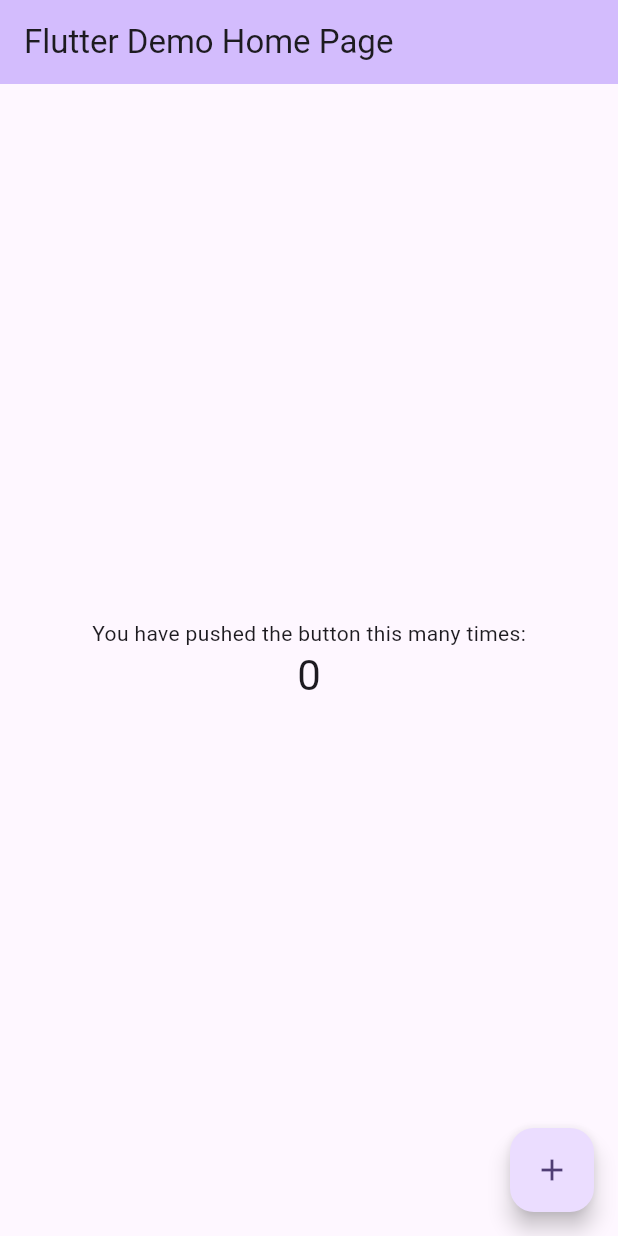
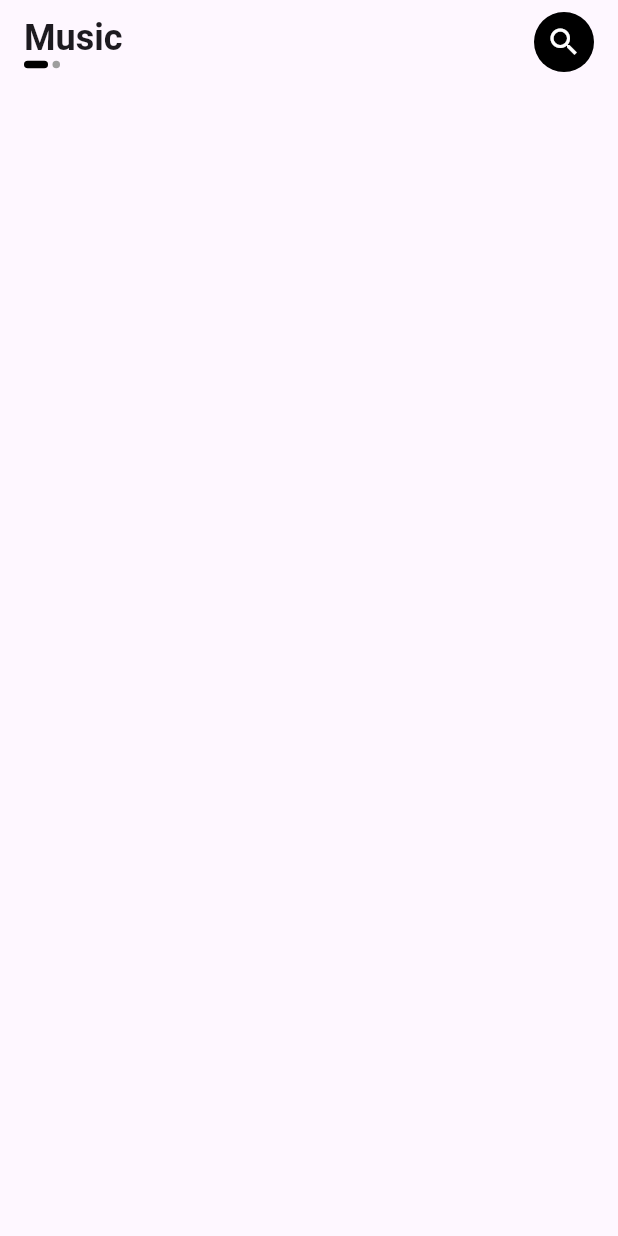
Before and after one commit to kiwikid1543-alt/flutter_practice_1, a Flutter app: the screen it shows after launch, on a phone screen of 412 x 824 dp. Run offline on Flutter 3.47's test engine with Material 3 defaults, Android fonts, the phone set to English and light mode, and no system bars.

Commit message:
feat: 앱바 구현

```diff
--- a/lib/main.dart
+++ b/lib/main.dart
@@ -1,122 +1,102 @@
 import 'package:flutter/material.dart';
 
 void main() {
-  runApp(const MyApp());
+  runApp(MyApp());
 }
 
 class MyApp extends StatelessWidget {
-  const MyApp({super.key});
-
-  // This widget is the root of your application.
   @override
   Widget build(BuildContext context) {
-    return MaterialApp(
-      title: 'Flutter Demo',
-      theme: ThemeData(
-        // This is the theme of your application.
-        //
-        // TRY THIS: Try running your application with "flutter run". You'll see
-        // the application has a purple toolbar. Then, without quitting the app,
-        // try changing the seedColor in the colorScheme below to Colors.green
-        // and then invoke "hot reload" (save your changes or press the "hot
-        // reload" button in a Flutter-supported IDE, or press "r" if you used
-        // the command line to start the app).
-        //
-        // Notice that the counter didn't reset back to zero; the application
-        // state is not lost during the reload. To reset the state, use hot
-        // restart instead.
-        //
-        // This works for code too, not just values: Most code changes can be
-        // tested with just a hot reload.
-        colorScheme: .fromSeed(seedColor: Colors.deepPurple),
-      ),
-      home: const MyHomePage(title: 'Flutter Demo Home Page'),
-    );
+    return MaterialApp(home: HomePage());
   }
 }
 
-class MyHomePage extends StatefulWidget {
-  const MyHomePage({super.key, required this.title});
+///- ListView
+///SingleChildScrollView => 자녀 위젯이 많으면 사용 X
+///    - ClipRRect : 자녀위젯 그냥 잘라줌
+///        - Image
+///    - Row (제목행 이라고 부르자!)(TODO 간격 구현하면서 고민!)
+///        - Text
+///        - Text
+///
+///    - Row
+///        - Column (큰앨법 이라고 부르자!)
+///            - ClipRRect
+///                - Image
+///            - Text
+///            - Text
+///        - 큰앨범
+///        - 큰앨범
+///    - 제목행
+///    - Row (작은앨범 이라고 부르자!)
+///        - ClipRRect
+///            - Image
+///        - Column
+///            - Text
+///            - Text
+///        - Icon
+///    - 작은앨범
+///    - 작은앨범
 
-  // This widget is the home page of your application. It is stateful, meaning
-  // that it has a State object (defined below) that contains fields that affect
-  // how it looks.
-
-  // This class is the configuration for the state. It holds the values (in this
-  // case the title) provided by the parent (in this case the App widget) and
-  // used by the build method of the State. Fields in a Widget subclass are
-  // always marked "final".
-
-  final String title;
-
-  @override
-  State<MyHomePage> createState() => _MyHomePageState();
-}
-
-class _MyHomePageState extends State<MyHomePage> {
-  int _counter = 0;
-
-  void _incrementCounter() {
-    setState(() {
-      // This call to setState tells the Flutter framework that something has
-      // changed in this State, which causes it to rerun the build method below
-      // so that the display can reflect the updated values. If we changed
-      // _counter without calling setState(), then the build method would not be
-      // called again, and so nothing would appear to happen.
-      _counter++;
-    });
-  }
-
+class HomePage extends StatelessWidget {
   @override
   Widget build(BuildContext context) {
-    // This method is rerun every time setState is called, for instance as done
-    // by the _incrementCounter method above.
-    //
-    // The Flutter framework has been optimized to make rerunning build methods
-    // fast, so that you can just rebuild anything that needs updating rather
-    // than having to individually change instances of widgets.
     return Scaffold(
       appBar: AppBar(
-        // TRY THIS: Try changing the color here to a specific color (to
-        // Colors.amber, perhaps?) and trigger a hot reload to see the AppBar
-        // change color while the other colors stay the same.
-        backgroundColor: Theme.of(context).colorScheme.inversePrimary,
-        // Here we take the value from the MyHomePage object that was created by
-        // the App.build method, and use it to set our appbar title.
-        title: Text(widget.title),
-      ),
-      body: Center(
-        // Center is a layout widget. It takes a single child and positions it
-        // in the middle of the parent.
-        child: Column(
-          // Column is also a layout widget. It takes a list of children and
-          // arranges them vertically. By default, it sizes itself to fit its
-          // children horizontally, and tries to be as tall as its parent.
-          //
-          // Column has various properties to control how it sizes itself and
-          // how it positions its children. Here we use mainAxisAlignment to
-          // center the children vertically; the main axis here is the vertical
-          // axis because Columns are vertical (the cross axis would be
-          // horizontal).
-          //
-          // TRY THIS: Invoke "debug painting" (choose the "Toggle Debug Paint"
-          // action in the IDE, or press "p" in the console), to see the
-          // wireframe for each widget.
-          mainAxisAlignment: .center,
+        actions: [
+          Container(
+            width: 40,
+            height: 40,
+
+            decoration: BoxDecoration(
+              borderRadius: BorderRadius.circular(100),
+              color: Colors.black,
+            ),
+            child: Icon(Icons.search, color: Colors.white),
+          ),
+          SizedBox(width: 16),
+        ],
+        // title 속성은 안드로이들에서 왼쪽 기본
+        // 아이폰에서는 가운데 기본
+        // 그걸 하나로 통일시켜주는게 centerTitle 속성
+        // actions에 위젯 배치되면 왼쪽으로 바뀜
+        // centerTitle: false, 주게되면 왼쪽으로 가지만
+        // title이 Column 을 배치하면 Column 크기가 앱바 영역전체를
+        // 차지하기 때문에 무용지물
+        // 이럴 땐 Column의 CrossAixsAlignment 속성으로 조정
+        // Column과 Row의 CrossAixsAlignment 기본값은 가운데
+        title: Column(
+          crossAxisAlignment: CrossAxisAlignment.start,
           children: [
-            const Text('You have pushed the button this many times:'),
             Text(
-              '$_counter',
-              style: Theme.of(context).textTheme.headlineMedium,
+              "Music",
+              style: TextStyle(fontSize: 24, fontWeight: FontWeight.bold),
+            ),
+            Row(
+              children: [
+                Container(
+                  width: 16,
+                  height: 5,
+                  decoration: BoxDecoration(
+                    color: Colors.black,
+                    borderRadius: BorderRadius.circular(100),
+                  ),
+                ),
+                SizedBox(width: 3),
+                Container(
+                  width: 5,
+                  height: 5,
+                  decoration: BoxDecoration(
+                    color: Colors.grey,
+                    borderRadius: BorderRadius.circular(100),
+                  ),
+                ),
+              ],
             ),
           ],
         ),
       ),
-      floatingActionButton: FloatingActionButton(
-        onPressed: _incrementCounter,
-        tooltip: 'Increment',
-        child: const Icon(Icons.add),
-      ),
+      //
     );
   }
 }
```
